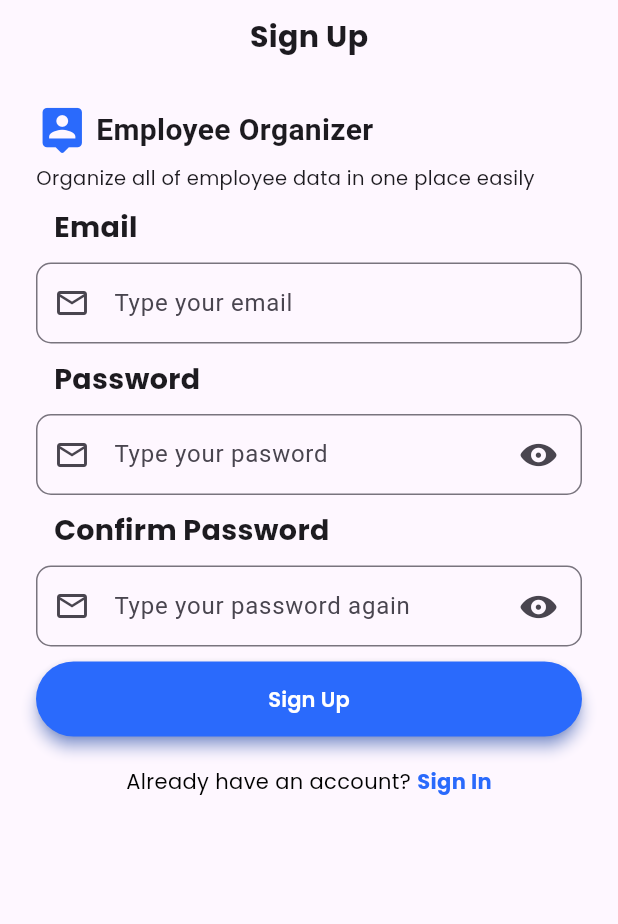
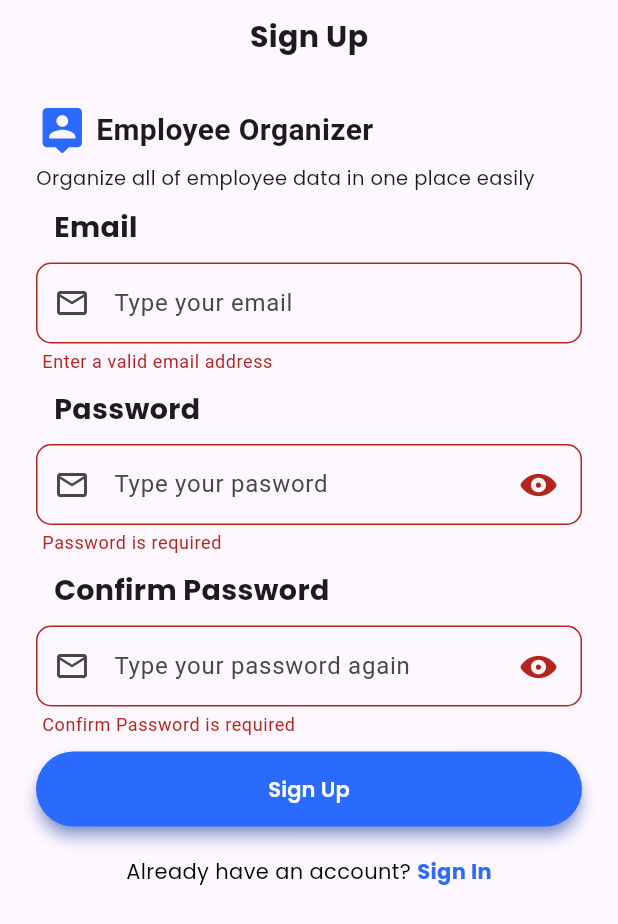
Before and after one commit to DiftaFitrahul/Employess-Organizer, a Flutter app: the RegisterScreen screen opened by its route, after a tap on "Sign Up", on a phone screen of 412 x 824 dp. Shown: the top 924 px of the screen. Run offline on Flutter 3.47's test engine with Material 3 defaults, Android fonts, the phone set to English and light mode, and no system bars; our stand-ins replace device_preview, get.

Commit message:
feat: finish validate register page

```diff
--- a/lib/view/screen/auth/login.dart
+++ b/lib/view/screen/auth/login.dart
@@ -81,7 +81,7 @@ class LoginScreen extends StatelessWidget {
                     text: 'Don\'t have an account ',
                     navigateText: 'Sign Up',
                     onPressed: () {
-                      Get.offAndToNamed(RoutesName.register);
+                      Get.toNamed(RoutesName.register);
                     },
                   )
                 ],
--- a/lib/view/screen/auth/register.dart
+++ b/lib/view/screen/auth/register.dart
@@ -14,12 +14,15 @@ class RegisterScreen extends StatelessWidget {
 
   @override
   Widget build(BuildContext context) {
+    final formKey = GlobalKey<FormState>();
     final registerController = Get.find<RegisterController>();
     return Scaffold(
         resizeToAvoidBottomInset: false,
         body: SafeArea(
           child: Padding(
             padding: const EdgeInsets.symmetric(horizontal: 24.0),
+            child: Form(
+              key: formKey,
               child: Column(
                 children: [
                   const SizedBox(height: 10),
@@ -38,7 +41,9 @@ class RegisterScreen extends StatelessWidget {
                       title: 'Email',
                       placeholderText: 'Type your email',
                       leadingIcon: Icons.email_outlined,
-                    validator: (p0) {},
+                      validator: (value) {
+                        return registerController.validateEmail(value);
+                      },
                     ),
                   ),
                   const SizedBox(height: 10),
@@ -59,7 +64,9 @@ class RegisterScreen extends StatelessWidget {
                           icon: Icon(registerController.isPasswordVisible.value
                               ? CupertinoIcons.eye_slash_fill
                               : CupertinoIcons.eye_solid)),
-                    validator: (p0) {},
+                      validator: (value) {
+                        return registerController.validatePassword(value);
+                      },
                     ),
                   ),
                   const SizedBox(height: 10),
@@ -83,22 +90,30 @@ class RegisterScreen extends StatelessWidget {
                               registerController.isConfirmPasswordVisible.value
                                   ? CupertinoIcons.eye_slash_fill
                                   : CupertinoIcons.eye_solid)),
-                    validator: (p0) {},
+                      validator: (value) {
+                        return registerController
+                            .validateConfirmPassword(value);
+                      },
                     ),
                   ),
                   const SizedBox(height: 10),
-                ButtonAuthWidget(title: 'Sign Up', onPressed: () {}),
+                  ButtonAuthWidget(
+                      title: 'Sign Up',
+                      onPressed: () {
+                        if (formKey.currentState!.validate()) {}
+                      }),
                   const SizedBox(height: 20),
                   BottomNavigateTextAuth(
                     text: 'Already have an account? ',
                     navigateText: 'Sign In',
                     onPressed: () {
-                    Get.offAndToNamed(RoutesName.login);
+                      Get.back();
                     },
                   )
                 ],
               ),
             ),
+          ),
         ));
   }
 }
--- a/lib/viewModel/auth/register.dart
+++ b/lib/viewModel/auth/register.dart
@@ -20,6 +20,26 @@ class RegisterController extends GetxController {
         : null;
   }
 
+  String? validatePassword(String? value) {
+    if (value == null || value.isEmpty) {
+      return 'Password is required';
+    } else if (value.length < 6) {
+      return 'Password must be at least 6 characters';
+    }
+    return null;
+  }
+
+  String? validateConfirmPassword(String? value) {
+    if (value == null || value.isEmpty) {
+      return 'Confirm Password is required';
+    } else if (value.length < 6) {
+      return 'Confirm Password must be at least 6 characters';
+    } else if (value != passwordController.value.text) {
+      return 'Confirm Password must be same as password';
+    }
+    return null;
+  }
+
   @override
   void onClose() {
     emailController.value.dispose();
```
Lines whose indentation alone changed are shown as unchanged.
